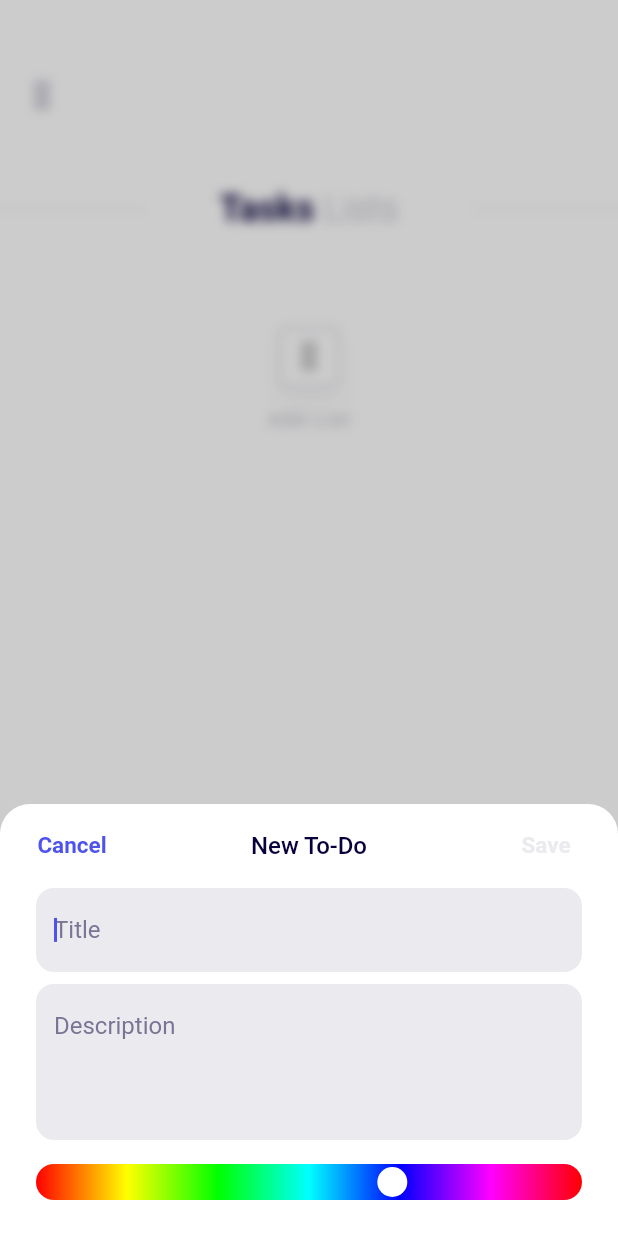
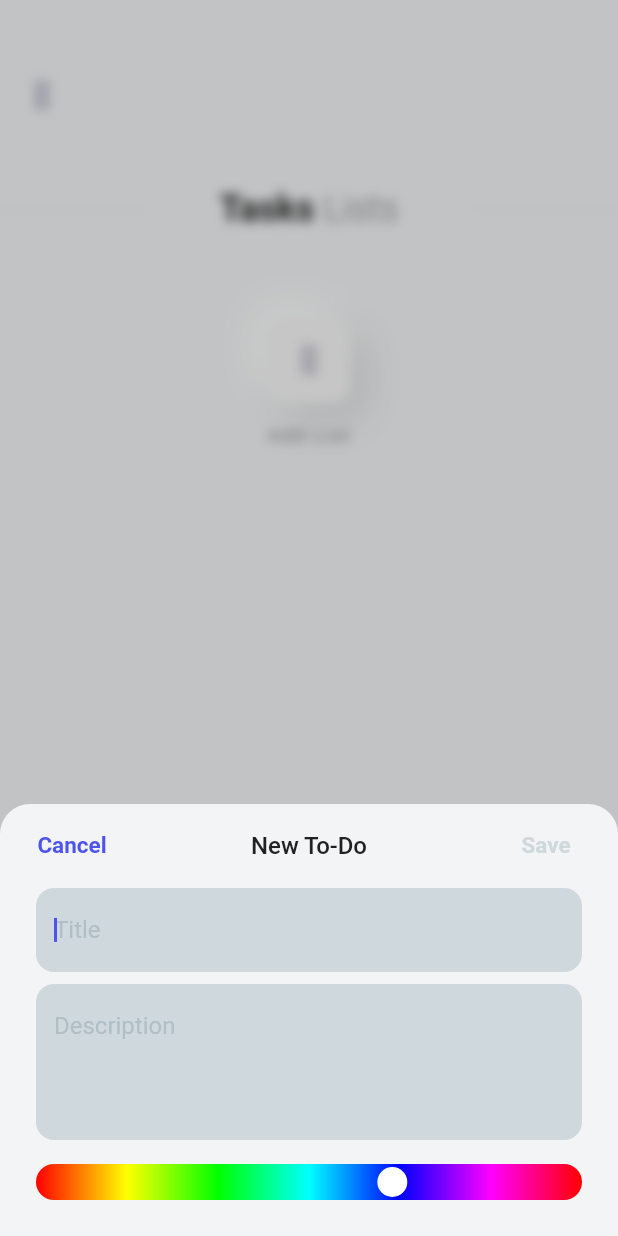
Before and after one commit to rihansr/TodoSprint, a Flutter app: the screen it shows after launch, after a tap on an icon or button, on a phone screen of 412 x 824 dp. Run offline on Flutter 3.47's test engine with Material 3 defaults, Android fonts, the phone set to English and light mode, and no system bars; our stand-ins replace cloud_firestore, firebase_core, flutter_local_notifications, go_router, iconsax, responsive_framework and 2 more; accounts and stored records are empty; generated files the repository leaves out were written again.

Commit message:
Minor ui update

```diff
--- a/lib/configs/theme_config.dart
+++ b/lib/configs/theme_config.dart
@@ -21,8 +21,6 @@ ThemeData theming(ThemeMode mode) {
       onPrimary: colorPalette.onPrimary,
       secondary: colorPalette.secondary,
       onSecondary: colorPalette.onSecondary,
-      tertiary: colorPalette.tertiary,
-      onTertiary: colorPalette.onTertiary,
       surface: colorPalette.surface,
       onSurface: colorPalette.onSurface,
       error: colorPalette.error,
@@ -31,6 +29,7 @@ ThemeData theming(ThemeMode mode) {
       outline: colorPalette.outline,
       surfaceTint: Colors.transparent,
     ),
+    highlightColor: colorPalette.highlight,
     dialogBackgroundColor: colorPalette.scaffold,
     canvasColor: colorPalette.surface,
     primaryColor: colorPalette.primary,
--- a/lib/main.dart
+++ b/lib/main.dart
@@ -26,7 +26,7 @@ class MyApp extends StatelessWidget {
       child: ValueListenableBuilder(
         valueListenable: appSettings.settings,
         builder: (_, settings, __) => MaterialApp.router(
-          title: 'GlucoBuddy',
+          title: 'TodoSprint',
           debugShowCheckedModeBanner: false,
           scaffoldMessengerKey: navigator.scaffoldMessengerKey,
           //themeMode: settings.themeMode,
--- a/lib/views/landing_view.dart
+++ b/lib/views/landing_view.dart
@@ -1,6 +1,5 @@
 import 'package:flutter/material.dart';
 import 'package:iconsax/iconsax.dart';
-import 'package:provider/provider.dart';
 import '../shared/strings.dart';
 import '../viewmodels/dashboard_viewmodel.dart';
 import '../widgets/base_widget.dart';
--- a/lib/views/tabs/components/add_list_button.dart
+++ b/lib/views/tabs/components/add_list_button.dart
@@ -1,6 +1,7 @@
 import 'package:flutter/material.dart';
 import 'package:iconsax/iconsax.dart';
 import '../../../shared/strings.dart';
+import '../../../widgets/clipper_widget.dart';
 
 class AddListButton extends StatelessWidget {
   final Function() onTap;
@@ -15,17 +16,28 @@ class AddListButton extends StatelessWidget {
     return Column(
       crossAxisAlignment: CrossAxisAlignment.center,
       children: [
-        FloatingActionButton.small(
-          heroTag: null,
-          onPressed: onTap,
-          backgroundColor: theme.scaffoldBackgroundColor,
-          shape: RoundedRectangleBorder(
-            side: BorderSide(color: theme.colorScheme.outline),
-            borderRadius: BorderRadius.circular(4),
+        Clipper(
+          size: 56,
+          color: theme.colorScheme.surface,
+          radius: 12,
+          shadows: [
+            BoxShadow(
+              color: theme.colorScheme.shadow,
+              offset: const Offset(10, 10),
+              blurRadius: 20,
+            ),
+            BoxShadow(
+              color: theme.highlightColor,
+              offset: const Offset(-10, -10),
+              blurRadius: 20,
+            ),
+          ],
+          child: IconButton(
+            icon: const Icon(Iconsax.add),
+            onPressed: onTap,
           ),
-          child: const Icon(Iconsax.add),
         ),
-        const SizedBox(height: 12),
+        const SizedBox(height: 16),
         Text(
           string.addList,
           style: theme.textTheme.labelSmall,
--- a/lib/views/tabs/settings_tab_view.dart
+++ b/lib/views/tabs/settings_tab_view.dart
@@ -1,6 +1,4 @@
 import 'package:flutter/material.dart';
-import 'package:iconsax/iconsax.dart';
-
 import '../../viewmodels/settings_viewmodel.dart';
 import '../../widgets/base_widget.dart';
 
--- a/lib/views/tabs/views/add_todo_view.dart
+++ b/lib/views/tabs/views/add_todo_view.dart
@@ -141,6 +141,7 @@ class _AddTodoViewState extends State<_AddTodoView> {
                     hints: string.titleHint,
                     maxLines: 1,
                     autoFocus: _todo?.title == null,
+                    keyboardType: TextInputType.name,
                     textCapitalization: TextCapitalization.words,
                     onFieldSubmitted: (_) => _save(),
                     validator: (value) =>
@@ -152,6 +153,7 @@ class _AddTodoViewState extends State<_AddTodoView> {
                     hints: string.descriptionHint,
                     minLines: 4,
                     maxLines: 14,
+                    keyboardType: TextInputType.multiline,
                     autoFocus: _todo?.description == null,
                     textCapitalization: TextCapitalization.sentences,
                   ),
--- a/lib/views/todos/components/todo_item.dart
+++ b/lib/views/todos/components/todo_item.dart
@@ -20,7 +20,7 @@ class TodoItem extends StatelessWidget {
   Widget build(BuildContext context) {
     final theme = Theme.of(context);
     return Hero(
-      tag: "${todo.id}_$index",
+    tag: "${todo.id}_$index",
       child: Card(
         color: todo.theme.color,
         shadowColor: todo.theme.color,
@@ -48,11 +48,13 @@ class TodoItem extends StatelessWidget {
                   ),
                 ),
               ),
-              const Expanded(flex: 1, child: Divider(indent: 16)),
+              const SizedBox(height: 20),
+              const Divider(indent: 16),
               Expanded(
                 flex: 6,
                 child: ListView.builder(
                   physics: const BouncingScrollPhysics(),
+                  padding: const EdgeInsets.fromLTRB(0, 16, 0, 8),
                   itemCount: todo.tasks.length,
                   itemBuilder: (context, i) {
                     final task = todo.tasks[i];
--- a/lib/views/todos/views/add_task_view.dart
+++ b/lib/views/todos/views/add_task_view.dart
@@ -157,6 +157,8 @@ class _AddTaskViewState extends State<_AddTaskView> {
                 controller: _taskController,
                 maxLines: 14,
                 autoFocus: true,
+                unfocusOnTapOutside: true,
+                keyboardType: TextInputType.multiline,
                 textCapitalization: TextCapitalization.sentences,
                 onFieldSubmitted: (_) => _save(),
                 validator: (value) =>
--- a/lib/views/todos/views/todo_page_view.dart
+++ b/lib/views/todos/views/todo_page_view.dart
@@ -57,10 +57,13 @@ class TodoPage extends StatelessWidget {
                       style: const TextStyle(height: 2),
                     ),
                   ),
-                  const Divider(indent: 80, height: 40),
+                  const SizedBox(height: 20),
+                  const Divider(indent: 80),
                   Expanded(
                     child: AnimatedList(
                       key: controller.listKey,
+                      physics: const BouncingScrollPhysics(),
+                      padding: const EdgeInsets.symmetric(vertical: 20),
                       initialItemCount: todo.tasks.length,
                       itemBuilder: (context, i, animation) {
                         final task = todo.tasks[i];
--- /dev/null
+++ b/lib/widgets/clipper_widget.dart
@@ -0,0 +1,159 @@
+import 'package:flutter/material.dart';
+
+class Clipper<T> extends StatelessWidget {
+  final Widget? child;
+  final T? shape;
+  final double? height;
+  final double? width;
+  final double? size;
+  final Color? color;
+  final double? radius;
+  final EdgeInsets? margin;
+  final EdgeInsets? padding;
+  final BoxBorder? border;
+  final BorderRadius? borderRadius;
+  final List<BoxShadow>? shadows;
+  final Gradient? gradient;
+  final DecorationImage? backdrop;
+  final AlignmentGeometry? alignment;
+  final BoxConstraints? constraints;
+
+  const Clipper({
+    super.key,
+    this.child,
+    this.shape,
+    this.height,
+    this.width,
+    this.size,
+    this.color,
+    this.radius,
+    this.margin,
+    this.padding,
+    this.border,
+    this.borderRadius,
+    this.shadows,
+    this.gradient,
+    this.backdrop,
+    this.alignment,
+    this.constraints,
+  });
+
+  const Clipper.rectangle({
+    super.key,
+    this.child,
+    this.height,
+    this.width,
+    this.size,
+    this.color,
+    this.radius,
+    this.margin,
+    this.padding,
+    this.border,
+    this.borderRadius,
+    this.shadows,
+    this.gradient,
+    this.backdrop,
+    this.alignment,
+    this.constraints,
+  }) : shape = BoxShape.rectangle as T;
+
+  const Clipper.circle({
+    super.key,
+    this.child,
+    this.height,
+    this.width,
+    this.size,
+    this.color,
+    this.radius,
+    this.margin,
+    this.padding,
+    this.border,
+    this.shadows,
+    this.gradient,
+    this.backdrop,
+    this.alignment,
+    this.constraints,
+  })  : shape = BoxShape.circle as T,
+        borderRadius = null;
+
+  const Clipper.square({
+    super.key,
+    this.child,
+    this.size,
+    this.shape,
+    this.color,
+    this.radius,
+    this.margin,
+    this.padding,
+    this.border,
+    this.borderRadius,
+    this.shadows,
+    this.gradient,
+    this.backdrop,
+    this.alignment,
+    this.constraints,
+  })  : height = size,
+        width = size;
+
+  const Clipper.expand({
+    super.key,
+    this.child,
+    this.shape,
+    this.color,
+    this.radius,
+    this.margin,
+    this.padding,
+    this.border,
+    this.borderRadius,
+    this.shadows,
+    this.gradient,
+    this.backdrop,
+    this.alignment,
+    this.constraints,
+  })  : size = double.infinity,
+        height = double.infinity,
+        width = double.infinity;
+
+  @override
+  Widget build(BuildContext context) {
+    BorderRadius? kBorderRadius = borderRadius ??
+        (radius != null ? BorderRadius.circular(radius!) : null);
+
+    return Container(
+      height: height ?? size,
+      width: width ?? size,
+      margin: margin,
+      padding: padding,
+      clipBehavior: Clip.antiAlias,
+      alignment: alignment,
+      constraints: constraints,
+      decoration: shape == null
+          ? BoxDecoration(
+              shape: BoxShape.rectangle,
+              borderRadius: kBorderRadius,
+              color: color,
+              border: border,
+              boxShadow: shadows,
+              image: backdrop,
+              gradient: gradient,
+            )
+          : shape is BoxShape
+              ? BoxDecoration(
+                  shape: shape as BoxShape,
+                  borderRadius: shape == BoxShape.circle ? null : kBorderRadius,
+                  color: color,
+                  border: border,
+                  boxShadow: shadows,
+                  image: backdrop,
+                  gradient: gradient,
+                )
+              : ShapeDecoration(
+                  shape: shape as ShapeBorder,
+                  color: color,
+                  shadows: shadows,
+                  image: backdrop,
+                ),
+      child: child,
+    );
+  }
+}
--- a/lib/widgets/input_widget.dart
+++ b/lib/widgets/input_widget.dart
@@ -7,6 +7,8 @@ class InputField extends StatelessWidget {
   final bool autoFocus;
   final String? hints;
   final TextCapitalization textCapitalization;
+  final TextInputType? keyboardType;
+  final bool unfocusOnTapOutside;
   final Function(String)? onFieldSubmitted;
   final String? Function(String?)? validator;
   const InputField({
@@ -16,6 +18,8 @@ class InputField extends StatelessWidget {
     this.maxLines = 1,
     this.autoFocus = false,
     this.hints,
+    this.keyboardType,
+    this.unfocusOnTapOutside = false,
     this.onFieldSubmitted,
     this.textCapitalization = TextCapitalization.none,
     this.validator,
@@ -35,7 +39,8 @@ class InputField extends StatelessWidget {
       autocorrect: true,
       autofocus: autoFocus,
       textCapitalization: textCapitalization,
-      onTapOutside: (_) => FocusScope.of(context).unfocus(),
+      onTapOutside:
+          unfocusOnTapOutside ? (_) => FocusScope.of(context).unfocus() : null,
       autovalidateMode: AutovalidateMode.onUserInteraction,
       decoration: InputDecoration(
         fillColor: theme.disabledColor,
@@ -44,6 +49,7 @@ class InputField extends StatelessWidget {
         enabledBorder: border,
         focusedBorder: border,
       ),
+      keyboardType: keyboardType,
       textInputAction: onFieldSubmitted != null ? TextInputAction.done : null,
       onFieldSubmitted: onFieldSubmitted,
       validator: validator,
```
Also changed, not shown: lib/shared/colors.dart (+32 -44 lines).
